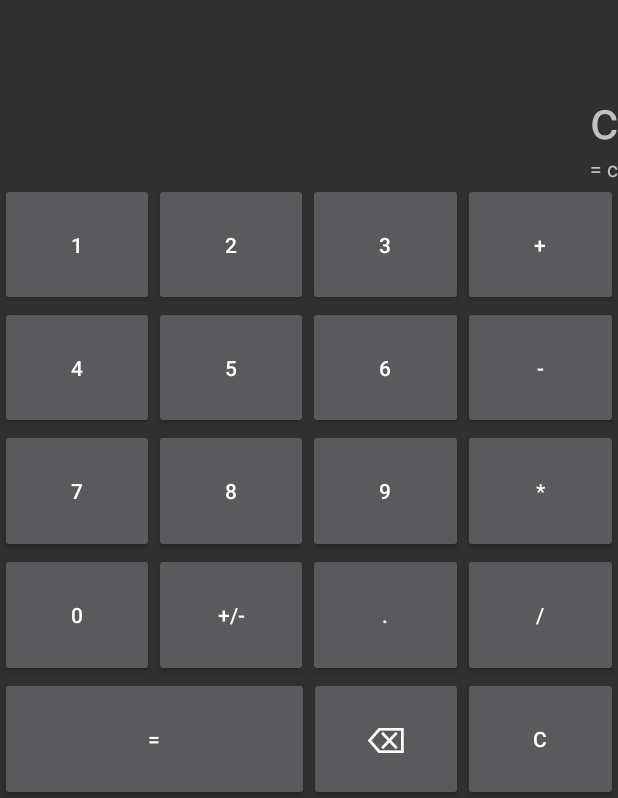
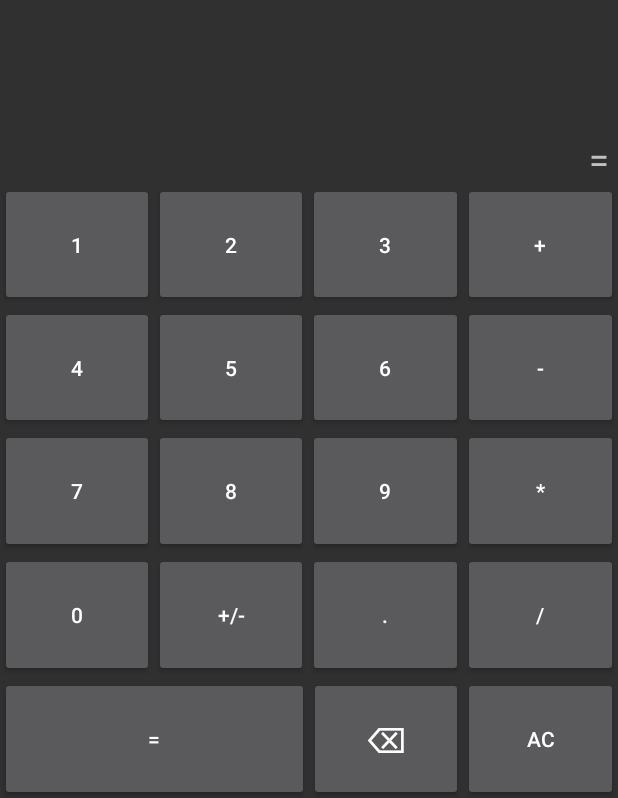
Before and after one commit to Apollovin777/Calculator, an Android app: the screen it shows after launch (CalcActivity), after a tap on an icon or button, on a phone screen of 412 x 824 dp. Shown: the part 435-1233 px from the top of the screen. Run offline under Robolectric (Android 15) with nearby library versions, the phone set to English and light mode, and no system bars; Roboto replaces fonts that are not available here; 1 statement that could not run was skipped; 2 other taps on this screen came first.

Commit message:
much better

```diff
--- a/app/src/main/java/com/bignerdranch/android/calculator/CalcActivity.java
+++ b/app/src/main/java/com/bignerdranch/android/calculator/CalcActivity.java
@@ -24,7 +24,7 @@ public class CalcActivity extends AppCompatActivity implements View.OnClickListe
     private static final String TAG = "TAGGG";
     private static final String KEY_INDEX = "INDEX";
     private Calculation mCalc;
-    private String operand = "";
+    private boolean mTotalClear ;
     private TextView mTextTemp;
     private TextView mTextCurrent;
     private TextView mTextPrev;
@@ -60,6 +60,8 @@ public class CalcActivity extends AppCompatActivity implements View.OnClickListe
 
         Log.i(TAG,"onCreate");
         setContentView(R.layout.activity_calc);
+        mTotalClear = false;
+
         mTextTemp = findViewById(R.id.text_temp);
         mTextCurrent = findViewById(R.id.text_current);
         mTextPrev = findViewById(R.id.text_prev);
@@ -113,6 +115,11 @@ public class CalcActivity extends AppCompatActivity implements View.OnClickListe
         mButtonEqual.setOnClickListener(this);
 
         mButtonClear = findViewById(R.id.button_clear);
+        if (mTotalClear){
+            mButtonClear.setText("AC");
+        }else{
+            mButtonClear.setText("C");
+        }
         mButtonClear.setOnClickListener(this);
 
         mButtonSign = findViewById(R.id.button_sign);
@@ -129,6 +136,14 @@ public class CalcActivity extends AppCompatActivity implements View.OnClickListe
 
     @Override
     public void onClick(View v) {
+
+        if (v.getId()==R.id.button_clear && mTotalClear){
+            mCalc = new Calculation(this);
+            mButtonClear.setText("C");
+        }
+        mButtonClear.setText("C");
+        mTotalClear = false;
+
         switch (v.getId()) {
             case R.id.button_0:
                 mCalc.addData("0");
@@ -186,6 +201,8 @@ public class CalcActivity extends AppCompatActivity implements View.OnClickListe
                 break;
             case R.id.button_clear:
                 mCalc.addData("c");
+                mTotalClear = true;
+                mButtonClear.setText("AC");
                 break;
         }
     }
@@ -205,17 +222,16 @@ public class CalcActivity extends AppCompatActivity implements View.OnClickListe
             mTextTemp.setText(temp_text);
         }
 
-
-        if (mTextPrev != null){
-
-            final Layout layout = mTextPrev.getLayout();
-            if (layout != null) {
-                int scrollDelta = layout.getLineBottom(mTextPrev.getLineCount() - 1)
-                        - mTextPrev.getScrollY() - mTextPrev.getHeight();
-                if (scrollDelta > 0)
-                    mTextPrev.scrollBy(0, scrollDelta);
-            }
-        }
+        mTextPrev.setText(prev);
+//        if (mTextPrev != null){
+//            final Layout layout = mTextPrev.getLayout();
+//            if (layout != null) {
+//                int scrollDelta = layout.getLineBottom(mTextPrev.getLineCount() - 1)
+//                        - mTextPrev.getScrollY() - mTextPrev.getHeight();
+//                if (scrollDelta > 0)
+//                    mTextPrev.scrollBy(0, scrollDelta);
+//            }
+//        }
     }
 
 }
--- a/app/src/main/java/com/bignerdranch/android/calculator/Calculation.java
+++ b/app/src/main/java/com/bignerdranch/android/calculator/Calculation.java
@@ -1,11 +1,13 @@
 package com.bignerdranch.android.calculator;
+
+import java.text.DecimalFormat;
 
 public class Calculation {
     private static final String TAG = "Calculation";
 
     private OPERATION mOperation;
     private StringBuffer mBuffer;
-    private StringBuffer mPrevOperations;
+    private StringBuffer mHistory;
     private StringBuffer mTempResult;
     private Double mOperand_1;
     private Double mOperand_2;
@@ -15,10 +17,11 @@ public class Calculation {
 
     public Calculation(CalculateListener listener) {
         mBuffer = new StringBuffer();
-        mPrevOperations = new StringBuffer();
+        mHistory = new StringBuffer();
         mTempResult = new StringBuffer();
         this.mListener = listener;
         isAfterResult = false;
+
     }
 
     public interface CalculateListener {
@@ -32,9 +35,11 @@ public class Calculation {
 
     public void addData(String value) {
         if (isAfterResult) {
+            addToHistory(mBuffer.toString());
             if (value.matches("[+\\-*\\/]")) {
                 mBuffer = new StringBuffer(String.valueOf(mOperand_1));
             } else {
+                mBuffer = new StringBuffer();
                 mOperand_1 = null;
             }
             isAfterResult = false;
@@ -55,16 +60,35 @@ public class Calculation {
                 case ".":
                     addPeriod();
                     break;
+                case "c":
+                    clear();
+                    break;
                 default:
                     addDigit(value);
             }
         }
-        mListener.updateView(getTempResultText(value), getCurrentText(value), "");
+        mListener.updateView(getTempResultText(value), getCurrentText(value), mHistory.toString());
+    }
+
+    private void addToHistory(String value){
+        mHistory.append(value + "\n");
+        if (isAfterResult){
+            mHistory.append("--------------------------" + "\n");
+        }
+    }
+
+    private void clear() {
+        mBuffer = new StringBuffer();
+        mOperand_1 = null;
+        mOperand_2 = null;
+        mOperation = null;
+        isAfterResult = false;
     }
 
     private String getCurrentText(String value) {
-        if (value == "=") {
-            return "= " + mOperand_1;
+
+            if (value == "=" || isAfterResult) {
+                return "= " + mBuffer.toString();
             } else {
                 return mBuffer.toString();
             }
@@ -86,8 +110,6 @@ public class Calculation {
         else {
             mBuffer.append("0"+".");
         }
-
-
     }
 
     private String getBufferLastChar(){
@@ -116,22 +138,31 @@ public class Calculation {
         }
 
         if (mBuffer.length() < 2) {
-            return "= " + mOperand_1;
+            return "= " + formatDouble(mOperand_1);
         } else {
             Double tempResult;
             tempResult = calculate(mOperand_1, Double.parseDouble(mBuffer.toString().substring(1)));
-            return "= " + String.valueOf(tempResult);
+            return "= " + formatDouble(tempResult);
         }
 
+    }
+
+    private String formatDouble(Double value){
+        Double result = round(value,9);
+        DecimalFormat df = new DecimalFormat("#.#########");
+        return df.format(result);
     }
 
     private void addDigit(String value) {
         mBuffer.append(value);
     }
 
+
+
     private void handleOperation(String value) {
         if (mOperation == null) {
             mOperand_1 = Double.parseDouble(mBuffer.toString());
+            addToHistory(String.valueOf(mOperand_1));
             mBuffer = new StringBuffer("");
             mBuffer.append(value);
             mOperation = getOperation(value);
@@ -143,6 +174,8 @@ public class Calculation {
             } else {
                 mOperand_2 = Double.parseDouble(mBuffer.substring(1));
                 mOperand_1 = calculate(mOperand_1, mOperand_2);
+                addToHistory(formatDouble(mOperand_1));
+                addToHistory(getSign(mOperation) + formatDouble(mOperand_2));
                 mOperation = getOperation(value);
                 mBuffer = new StringBuffer("");
                 mBuffer.append(value);
@@ -151,11 +184,16 @@ public class Calculation {
     }
 
     private void resultOper() {
+        if (!isAfterResult) {
+             if (mOperation != null) {
                 mOperand_2 = Double.parseDouble(mBuffer.substring(1));
+                addToHistory(getSign(mOperation) + formatDouble(mOperand_2));
                 mOperand_1 = calculate(mOperand_1, mOperand_2);
                 mOperation = null;
-        mBuffer = new StringBuffer();
+                mBuffer = new StringBuffer(formatDouble(mOperand_1));
                 isAfterResult = true;
+            }
+        }
     }
 
     private OPERATION getOperation(String value) {
@@ -175,6 +213,25 @@ public class Calculation {
                 break;
         }
         return oper;
+    }
+
+    private String getSign(OPERATION operation){
+        String sign = "";
+        switch (operation) {
+            case PLUS:
+                sign = "+";
+                break;
+            case MINUS:
+                sign = "-";
+                break;
+            case MULTIPLY:
+                sign = "*";
+                break;
+            case DIVIDE:
+                sign = "/";
+                break;
+        }
+        return sign;
     }
 
 
--- a/app/src/main/res/layout/activity_calc.xml
+++ b/app/src/main/res/layout/activity_calc.xml
@@ -14,32 +14,39 @@
         android:gravity="bottom"
         android:orientation="vertical">
 
+        <RelativeLayout
+            android:id="@+id/relative_layout"
+            android:layout_width="match_parent"
+            android:layout_height="match_parent">
+
             <TextView
                 android:id="@+id/text_prev"
                 android:layout_width="match_parent"
                 android:layout_height="wrap_content"
-            android:layout_gravity="bottom"
+                android:layout_above="@id/text_current"
                 android:gravity="bottom|right"
-            android:textSize="14sp"
+                android:textSize="24sp"
                 tools:text="0" />
 
             <TextView
                 android:id="@+id/text_current"
                 android:layout_width="match_parent"
                 android:layout_height="wrap_content"
-            android:layout_gravity="bottom"
+                android:layout_above="@+id/text_temp"
                 android:gravity="bottom|right"
                 android:text="0"
-            android:textSize="36sp" />
+                android:textSize="36sp"
+                tools:text="1" />
 
             <TextView
                 android:id="@+id/text_temp"
                 android:layout_width="match_parent"
                 android:layout_height="wrap_content"
-            android:layout_gravity="bottom"
+                android:layout_alignParentBottom="true"
                 android:gravity="bottom|right"
-            android:textSize="14sp"
-            tools:text="0" />
+                android:textSize="24sp"
+                tools:text="2" />
+        </RelativeLayout>
     </LinearLayout>
 
     <LinearLayout
```
Lines whose indentation alone changed are shown as unchanged.
